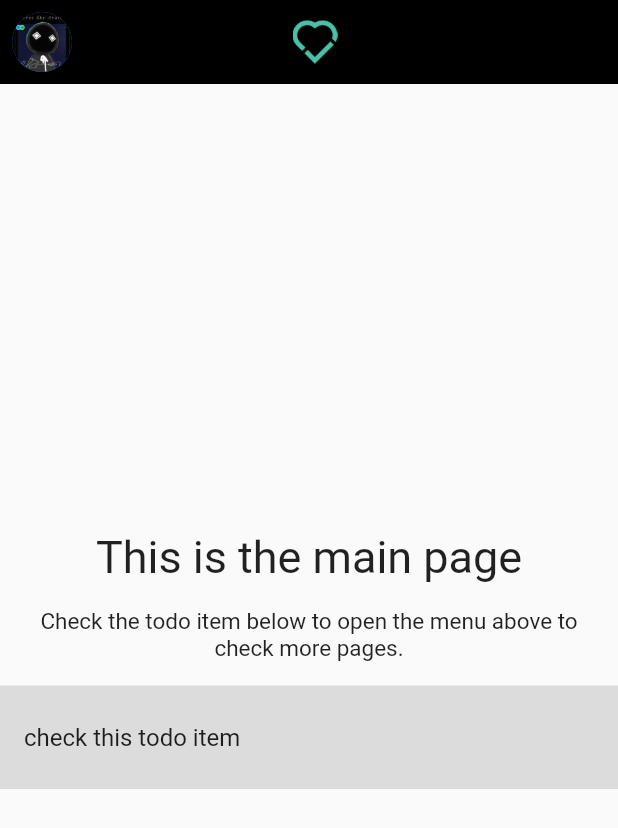
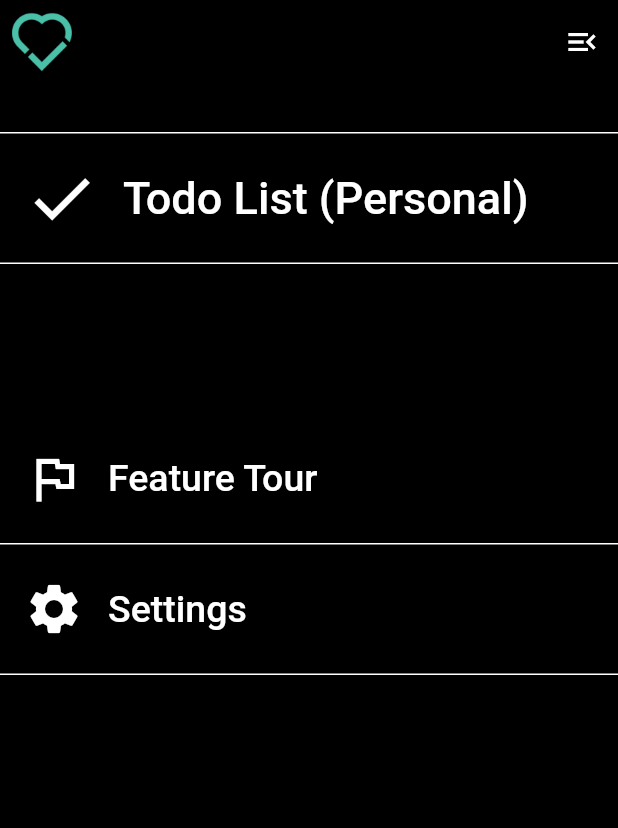
Before and after one commit to dwyl/flutter-navigation-menu-demo, a Flutter app: the screen it shows after launch, with the side drawer open (before the commit the screen has no drawer), on a phone screen of 412 x 824 dp. Shown: the top 828 px of the screen. Run offline on Flutter 3.47's test engine with Material 2 defaults, Android fonts, the phone set to English and light mode, and no system bars.

Commit message:
feat: Adding basic drawer, creating pages file and differentiating with slider. #1

```diff
--- a/lib/main.dart
+++ b/lib/main.dart
@@ -1,6 +1,6 @@
 import 'package:flutter/material.dart';
 
-import 'sliding_menu.dart';
+import 'menu.dart';
 
 void main() {
   runApp(const App());
@@ -30,49 +30,14 @@ class HomePage extends StatefulWidget {
 
 // https://docs.flutter.dev/development/ui/animations/tutorial#animationcontroller
 class _HomePageState extends State<HomePage> with SingleTickerProviderStateMixin {
-  late AnimationController _menuSlideController;
   bool showMenu = false;
-
-  @override
-  void initState() {
-    super.initState();
-
-    _menuSlideController = AnimationController(
-      vsync: this,
-      duration: const Duration(milliseconds: 150),
-    );
-  }
-
-  @override
-  void dispose() {
-    _menuSlideController.dispose();
-    super.dispose();
-  }
-
-  /* ------- Animation builder functions ------- */
-  bool _isMenuOpen() {
-    return _menuSlideController.value == 1.0;
-  }
-
-  bool _isMenuOpening() {
-    return _menuSlideController.status == AnimationStatus.forward;
-  }
-
-  bool _isMenuClosed() {
-    return _menuSlideController.value == 0.0;
-  }
-
-  void _toggleMenu() {
-    if (_isMenuOpen() || _isMenuOpening()) {
-      _menuSlideController.reverse();
-    } else {
-      _menuSlideController.forward();
-    }
-  }
+  final GlobalKey<ScaffoldState> _scaffoldKey = GlobalKey<ScaffoldState>();
 
   @override
   Widget build(BuildContext context) {
     return Scaffold(
+      key: _scaffoldKey,
+      drawerEnableOpenDragGesture: false,
       appBar: AppBar(
         title: Row(
           mainAxisAlignment: MainAxisAlignment.center,
@@ -89,34 +54,24 @@ class _HomePageState extends State<HomePage> with SingleTickerProviderStateMixin
         backgroundColor: Colors.black,
         elevation: 0.0,
         actions: [
-          AnimatedBuilder(
-            animation: _menuSlideController,
-            builder: (context, child) {
-              return Visibility(
+          Visibility(
             maintainSize: true,
             maintainAnimation: true,
             maintainState: true,
             visible: showMenu,
             child: IconButton(
-                  onPressed: _toggleMenu,
-                  icon: _isMenuOpen() || _isMenuOpening()
-                      ? const Icon(
-                          Icons.menu_open,
-                          color: Colors.white,
-                        )
-                      : const Icon(
+              onPressed: () {
+                _scaffoldKey.currentState!.openEndDrawer();
+              },
+              icon: const Icon(
                 Icons.menu,
                 color: Colors.white,
               ),
             ),
-              );
-            },
-          ),
+          )
         ],
       ),
-      body: Stack(
-        children: [
-          Center(
+      body: Center(
         child: Column(
           mainAxisAlignment: MainAxisAlignment.center,
           children: [
@@ -148,87 +103,7 @@ class _HomePageState extends State<HomePage> with SingleTickerProviderStateMixin
           ],
         ),
       ),
-          AnimatedBuilder(
-            animation: _menuSlideController,
-            builder: (context, child) {
-              return FractionalTranslation(
-                translation: Offset(1.0 - _menuSlideController.value, 0.0),
-                child: _isMenuClosed() ? const SizedBox() : const SlidingMenu(),
-              );
-            },
-          ),
-        ],
-      ),
+      endDrawer: Container(width: MediaQuery.of(context).size.width * 1.0, child: const Drawer(child: DrawerMenu())),
     );
   }
 }
-
-class TourPage extends StatelessWidget {
-  const TourPage({super.key});
-
-  @override
-  Widget build(BuildContext context) {
-    return Scaffold(
-      body: Center(
-        child: Column(
-          mainAxisAlignment: MainAxisAlignment.center,
-          children: [
-            const Text(
-              "This is the Tour page 🚩",
-              style: TextStyle(fontSize: 30),
-            ),
-            const Padding(
-              padding: EdgeInsets.all(16),
-              child: Text(
-                "As you can say, this is just a sample page. You can go back by pressing the button below.",
-                textAlign: TextAlign.center,
-                style: TextStyle(fontSize: 15, color: Colors.black87),
-              ),
-            ),
-            ElevatedButton(
-              onPressed: () {
-                Navigator.pop(context);
-              },
-              child: const Text('Go back'),
-            ),
-          ],
-        ),
-      ),
-    );
-  }
-}
-
-class SettingsPage extends StatelessWidget {
-  const SettingsPage({super.key});
-
-  @override
-  Widget build(BuildContext context) {
-    return Scaffold(
-      body: Center(
-        child: Column(
-          mainAxisAlignment: MainAxisAlignment.center,
-          children: [
-            const Text(
-              "This is the Settings page ⚙️",
-              style: TextStyle(fontSize: 30),
-            ),
-            const Padding(
-              padding: EdgeInsets.all(16),
-              child: Text(
-                "As you can say, this is just a sample page. You can go back by pressing the button below.",
-                textAlign: TextAlign.center,
-                style: TextStyle(fontSize: 15, color: Colors.black87),
-              ),
-            ),
-            ElevatedButton(
-              onPressed: () {
-                Navigator.pop(context);
-              },
-              child: const Text('Go back'),
-            ),
-          ],
-        ),
-      ),
-    );
-  }
-}
--- /dev/null
+++ b/lib/menu.dart
@@ -0,0 +1,99 @@
+import 'package:flutter/material.dart';
+
+import 'main.dart';
+import 'pages.dart';
+
+class DrawerMenu extends StatelessWidget {
+  const DrawerMenu({super.key});
+
+  @override
+  Widget build(BuildContext context) {
+    return Scaffold(
+      appBar: AppBar(
+          backgroundColor: Colors.black,
+          leading: Padding(
+            padding: const EdgeInsets.all(8.0),
+            child: Image.asset("assets/images/dwyl_logo.png", fit: BoxFit.fitHeight, height: 30),
+          ),
+          actions: [
+            IconButton(
+              onPressed: () {
+                Navigator.pop(context);
+              },
+              icon: const Icon(
+                Icons.menu_open,
+                color: Colors.white,
+              ),
+            ),
+          ]),
+      body: Container(
+          color: Colors.black,
+          child: ListView(padding: const EdgeInsets.only(top: 32), children: [
+            Container(
+              padding: const EdgeInsets.only(top: 15, bottom: 15),
+              decoration: const BoxDecoration(border: Border(bottom: BorderSide(color: Colors.white), top: BorderSide(color: Colors.white))),
+              child: ListTile(
+                leading: const Icon(
+                  Icons.check_outlined,
+                  color: Colors.white,
+                  size: 50,
+                ),
+                title: const Text('Todo List (Personal)',
+                    style: TextStyle(
+                      fontSize: 30,
+                      color: Colors.white,
+                    )),
+                onTap: () {
+                  // Do nothing
+                },
+              ),
+            ),
+            Container(
+              margin: const EdgeInsets.only(top: 100),
+              padding: const EdgeInsets.only(top: 15, bottom: 15),
+              decoration: const BoxDecoration(border: Border(bottom: BorderSide(color: Colors.white))),
+              child: ListTile(
+                leading: const Icon(
+                  Icons.flag_outlined,
+                  color: Colors.white,
+                  size: 40,
+                ),
+                title: const Text('Feature Tour',
+                    style: TextStyle(
+                      fontSize: 25,
+                      color: Colors.white,
+                    )),
+                onTap: () {
+                  Navigator.push(
+                    context,
+                    MaterialPageRoute(builder: (context) => const TourPage()),
+                  );
+                },
+              ),
+            ),
+            Container(
+              padding: const EdgeInsets.only(top: 15, bottom: 15),
+              decoration: const BoxDecoration(border: Border(bottom: BorderSide(color: Colors.white))),
+              child: ListTile(
+                leading: const Icon(
+                  Icons.settings,
+                  color: Colors.white,
+                  size: 40,
+                ),
+                title: const Text('Settings',
+                    style: TextStyle(
+                      fontSize: 25,
+                      color: Colors.white,
+                    )),
+                onTap: () {
+                  Navigator.push(
+                    context,
+                    MaterialPageRoute(builder: (context) => const SettingsPage()),
+                  );
+                },
+              ),
+            ),
+          ])),
+    );
+  }
+}
--- a/lib/sliding_menu.dart
+++ b/lib/sliding_menu.dart
@@ -1,6 +1,6 @@
 import 'package:flutter/material.dart';
 
-import 'main.dart';
+import 'pages.dart';
 
 class SlidingMenu extends StatelessWidget {
   const SlidingMenu({super.key});
```
Also changed, not shown: lib/pages.dart (added, +71 -0 lines), lib/sliding_main.dart (added, +230 -0 lines). Lines whose indentation alone changed are shown as unchanged.
